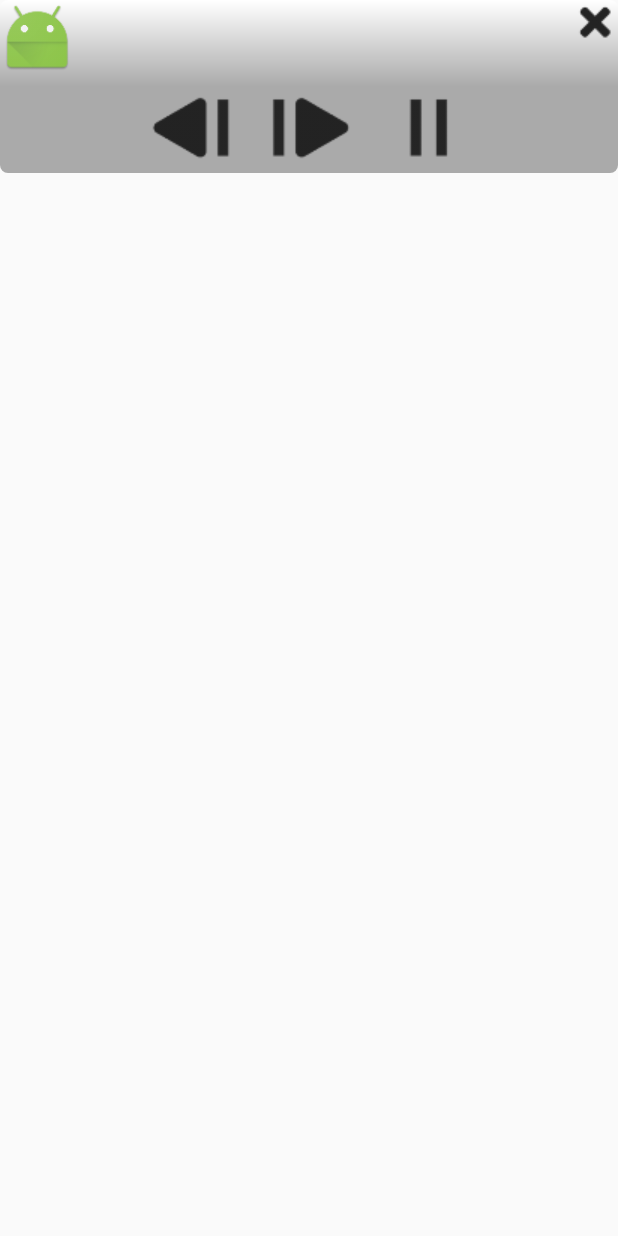
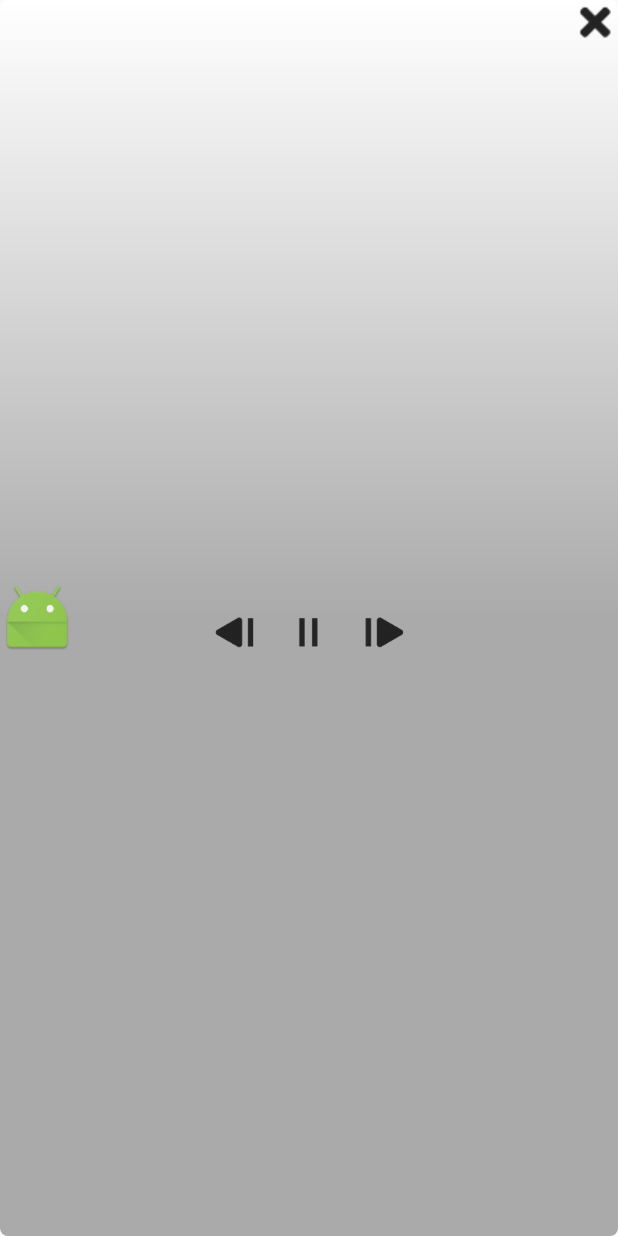
Before and after one commit to noel77543/Example_ServiceWithNotification, an Android app: the layout view_notification_controller.xml on its own in the app's theme, with its tools: preview values and no code run, on a phone screen of 412 x 824 dp. Run offline under Robolectric (Android 15) with nearby library versions, the light colour scheme and no system bars.

Commit message:
[更新] 完成8.0以上與其他版本之推播服務處理

```diff
--- a/Example_ServiceWithNotification/app/build.gradle
+++ b/Example_ServiceWithNotification/app/build.gradle
@@ -1,7 +1,7 @@
 apply plugin: 'com.android.application'
 
 android {
-    compileSdkVersion 25
+    compileSdkVersion 26
     buildToolsVersion "25.0.3"
     defaultConfig {
         applicationId "tw.noel.sung.com.example_servicewithnotification"
--- a/Example_ServiceWithNotification/app/src/main/res/layout/view_notification_controller.xml
+++ b/Example_ServiceWithNotification/app/src/main/res/layout/view_notification_controller.xml
@@ -19,56 +19,57 @@
         android:layout_width="50dp"
         android:layout_height="50dp"
         android:layout_alignParentStart="true"
-        android:layout_alignParentTop="true"
+        android:layout_centerVertical="true"
         android:contentDescription="@string/app_name"
         android:src="@mipmap/ic_launcher" />
 
     <TextView
         android:id="@+id/tv_name"
         android:layout_width="match_parent"
-        android:layout_height="30dp"
-        android:layout_alignBottom="@+id/iv_logo"
+        android:layout_height="20dp"
         android:layout_alignParentTop="true"
         android:layout_toEndOf="@+id/iv_logo"
         android:layout_toStartOf="@+id/iv_close"
         android:ellipsize="marquee"
-        android:gravity="bottom|start"
-        android:maxLines="1"
+        android:textColor="@android:color/black"
+        android:singleLine="true"
         android:textSize="14sp" />
 
     <LinearLayout
         android:id="@+id/layout_controller"
         android:layout_width="match_parent"
+        android:layout_height="match_parent"
+        android:layout_below="@+id/tv_name"
+        android:layout_alignParentBottom="true"
         android:gravity="center"
-        android:layout_height="wrap_content"
-        android:layout_below="@+id/tv_name"
-        android:layout_marginTop="5dp"
         android:orientation="horizontal">
 
         <ImageView
-            android:layout_width="60dp"
-            android:layout_height="60dp"
+            android:id="@+id/iv_previous"
+            android:layout_width="30dp"
+            android:layout_height="30dp"
             android:layout_marginEnd="20dp"
-            android:id="@+id/iv_previous"
             android:contentDescription="@string/app_name"
             android:scaleType="centerCrop"
             android:src="@drawable/ic_previous" />
 
         <ImageView
-            android:layout_width="60dp"
-            android:layout_height="60dp"
+            android:id="@+id/iv_platy"
+            android:layout_width="30dp"
+            android:layout_height="30dp"
             android:layout_marginEnd="20dp"
+            android:contentDescription="@string/app_name"
+            android:scaleType="centerCrop"
+            android:src="@drawable/ic_pause" />
+
+        <ImageView
             android:id="@+id/iv_next"
+            android:layout_width="30dp"
+            android:layout_height="30dp"
             android:contentDescription="@string/app_name"
             android:scaleType="centerCrop"
             android:src="@drawable/ic_next" />
 
-        <ImageView
-            android:layout_width="60dp"
-            android:layout_height="60dp"
-            android:id="@+id/iv_platy"
-            android:contentDescription="@string/app_name"
-            android:scaleType="centerCrop"
-            android:src="@drawable/ic_pause" />
+
     </LinearLayout>
 </RelativeLayout>
```
Also changed, not shown: Example_ServiceWithNotification/app/src/main/AndroidManifest.xml (+7 -6 lines), Example_ServiceWithNotification/app/src/main/java/tw/noel/sung/com/example_servicewithnotification/MainActivity.java (+36 -17 lines), Example_ServiceWithNotification/app/src/main/java/tw/noel/sung/com/example_servicewithnotification/broadcast/MyBroadcast.java (+42 -12 lines), Example_ServiceWithNotification/app/src/main/java/tw/noel/sung/com/example_servicewithnotification/notification/CustomNotification.java (+41 -29 lines), Example_ServiceWithNotification/app/src/main/java/tw/noel/sung/com/example_servicewithnotification/service/MyService.java (+63 -7 lines).
